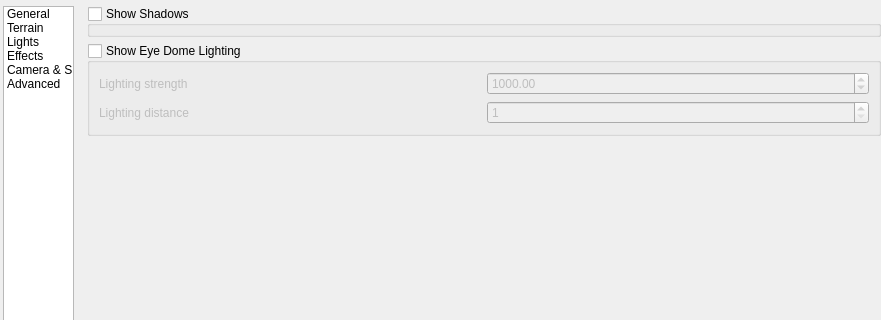
This is src/ui/3d/map3dconfigwidget.ui in qgis/QGIS as Qt 5 draws it before an edit; both pictures show x 0 to 881 and y 0 to 320 of the 881 by 665 pixel window. The edited form follows.
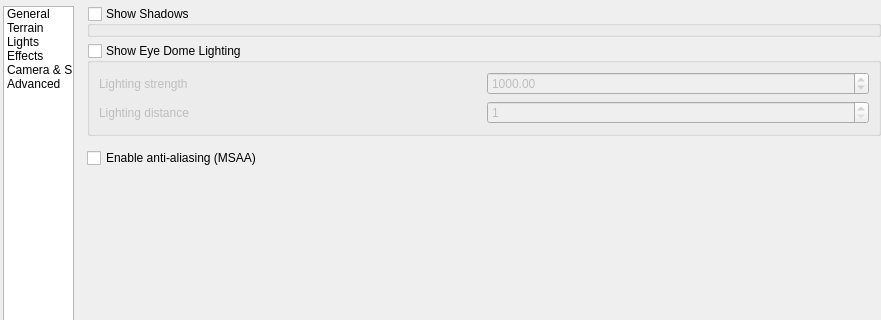
This is the edited form. The open tabs and pages were chosen to show the change. Icons and pictures are not drawn. Custom widgets are drawn as their Qt base class.

Commit message: add multi sample anti aliasing (msaa) to 3d map - gui checkbox for toggling on orr off in settings under effects - introduce regular target and msaa target - 4 samples only, not configurable

What changed in the file:
```diff
--- a/src/ui/3d/map3dconfigwidget.ui
+++ b/src/ui/3d/map3dconfigwidget.ui
@@ -685,6 +685,13 @@
                <item>
                 <widget class="QgsAmbientOcclusionSettingsWidget" name="mAmbientOcclusionSettingsWidget" native="true"/>
                </item>
+               <item>
+                <widget class="QCheckBox" name="mMsaaCheckBox">
+                 <property name="text">
+                  <string>Enable anti-aliasing (MSAA)</string>
+                 </property>
+                </widget>
+               </item>
                <item>
                 <spacer name="verticalSpacerShadow">
                  <property name="orientation">
```
The commit also changes 13 other files.
